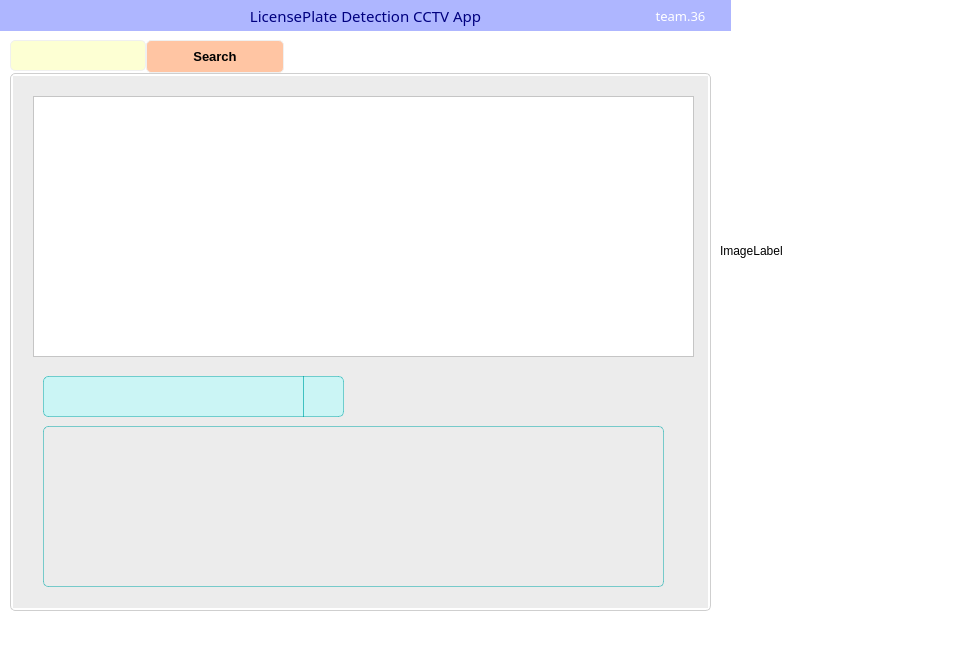
This is cctv_36/mainwindow.ui in VEDA-ThirtySix/PAMS-client as Qt 5 draws it before an edit. The edited form follows.
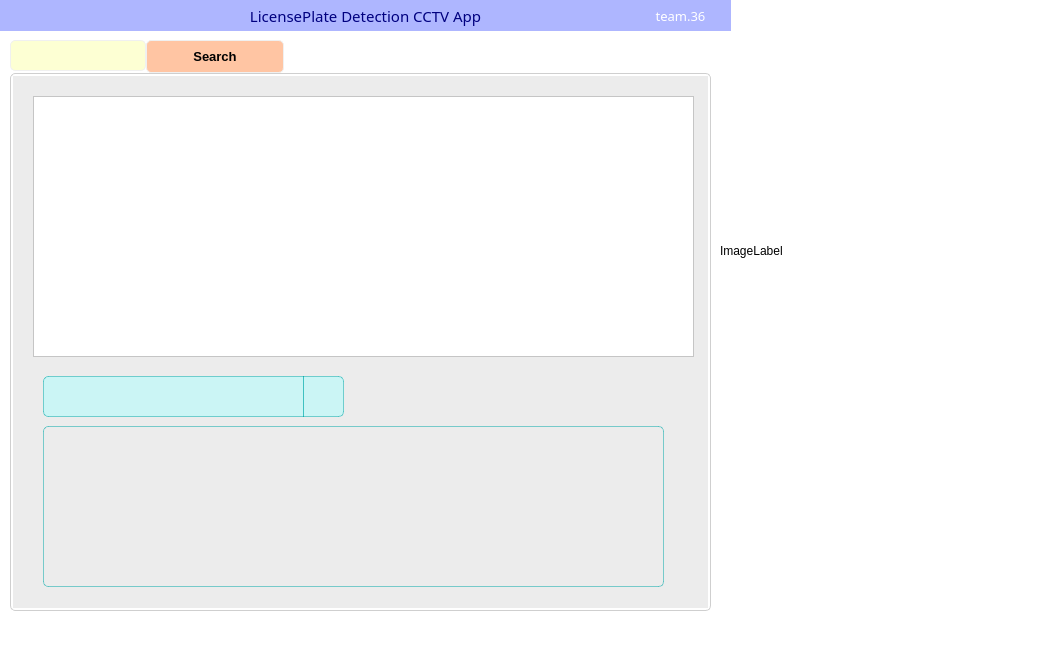
This is the edited form. Icons and pictures are not drawn.

Commit message:
feat: 여러 이미지 파일 형식 맞춰 띄우기 기능 추가
image_1, image_2, image_3 형식으로 해당 번호판 클릭 시 그림 띄우기(현재 데이터는 예시로 만듬)

+ image.column -> image_row

The edit to the form file:
```diff
--- a/cctv_36/mainwindow.ui
+++ b/cctv_36/mainwindow.ui
@@ -6,7 +6,7 @@
    <rect>
     <x>0</x>
     <y>0</y>
-    <width>957</width>
+    <width>1052</width>
     <height>647</height>
    </rect>
   </property>
```
The commit also changes 1 other file.
